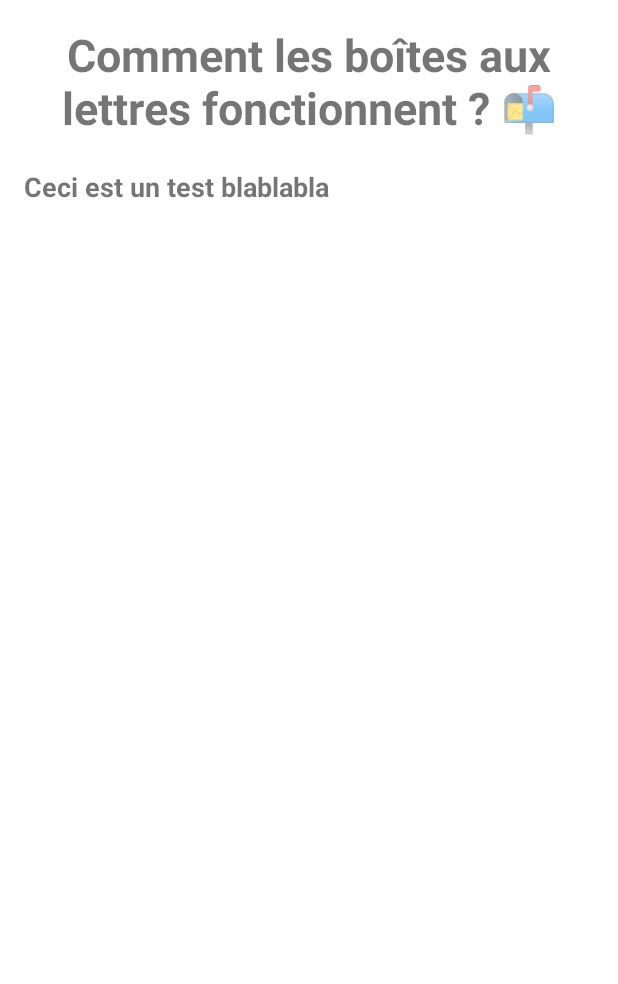
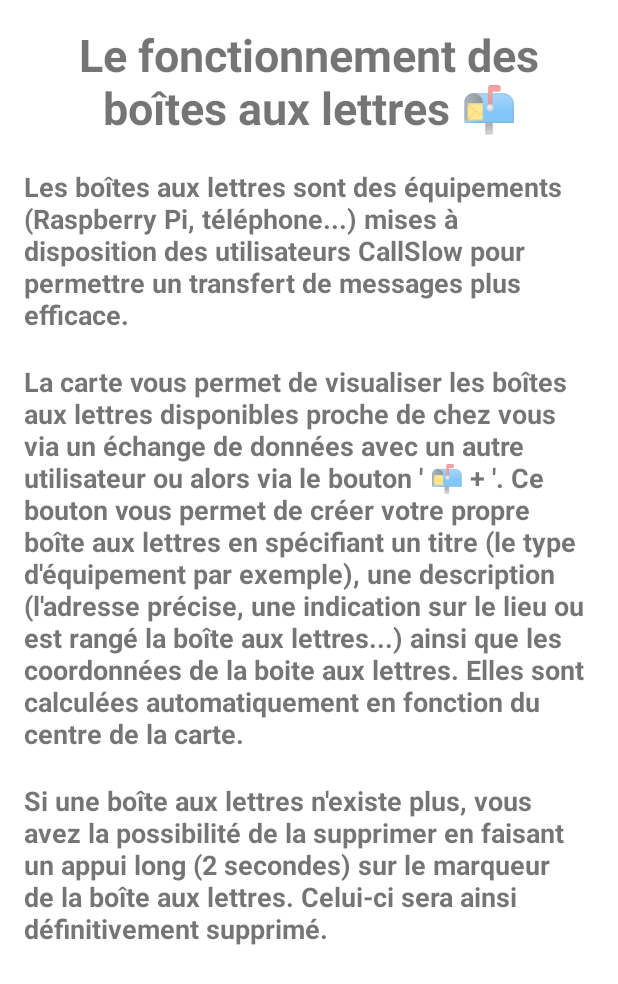
Before and after one commit to CallSlow/CallSlow, an Android app: the layout tuto_maps_popup.xml on its own in the app's theme, with its tools: preview values and no code run, on a phone screen of 412 x 824 dp. Shown: the top 984 px of the screen. Run offline under Robolectric (Android 15) with nearby library versions, the phone set to English and light mode, and no system bars.

Commit message:
Ajout du texte pour la popup d'aide de la carte

```diff
--- a/app/src/main/java/com/example/callslow/ui/maps/MapsFragment.java
+++ b/app/src/main/java/com/example/callslow/ui/maps/MapsFragment.java
@@ -154,7 +154,9 @@ public class MapsFragment extends Fragment implements OnClickListener {
         background.setAlpha(240);
 
         switch (type) {
+            //Si on clique sur le bouton formulaire
             case "formulaire":
+                //Si une popup existe déjà mais est cachée alors on la dismiss pour pouvoir en créer une nouvelle
                 if (popupWindow != null) {
                     popupWindow.dismiss();
                 }
@@ -197,13 +199,8 @@ public class MapsFragment extends Fragment implements OnClickListener {
     /**
      * Affiche la fenêtre popup pour l'ajout d'un nouveau point.
      */
-// Déclarez la variable popupType dans la classe contenant showPopup()
-
-
     public void showPopup(String type) {
-        System.out.println("Je passe dans le showpopup");
-
-        // Vérifiez si la popup actuelle correspond au type demandé
+        // Vérifier si la popup actuelle correspond au type demandé
         if (popupWindow != null && popupType.equals(type) && popupWindow.isShowing()) {
             // La popup actuelle est déjà affichée, pas besoin de faire quoi que ce soit
             return;
--- a/app/src/main/res/layout/tuto_maps_popup.xml
+++ b/app/src/main/res/layout/tuto_maps_popup.xml
@@ -8,7 +8,7 @@
         android:id="@+id/text_title"
         android:layout_width="wrap_content"
         android:layout_height="wrap_content"
-        android:text="Comment les boîtes aux lettres fonctionnent ? 📬"
+        android:text="Le fonctionnement des boîtes aux lettres 📬"
         android:textAlignment="center"
         android:textSize="30sp"
         android:textStyle="bold" />
@@ -18,10 +18,29 @@
         android:layout_width="wrap_content"
         android:layout_height="wrap_content"
         android:layout_below="@id/text_title"
-        android:text="Ceci est un test blablabla"
+        android:text="Les boîtes aux lettres sont des équipements (Raspberry Pi, téléphone...) mises à disposition des utilisateurs CallSlow pour permettre un transfert de messages plus efficace.  "
         android:layout_marginTop="20sp"
         android:textSize="18sp"
         android:textStyle="bold" />
 
+    <TextView
+        android:id="@+id/textView_name2"
+        android:layout_width="wrap_content"
+        android:layout_height="wrap_content"
+        android:layout_below="@id/textView_name"
+        android:layout_marginTop="20sp"
+        android:text="La carte vous permet de visualiser les boîtes aux lettres disponibles proche de chez vous via un échange de données avec un autre utilisateur ou alors via le bouton \' 📬 + \'. Ce bouton vous permet de créer votre propre boîte aux lettres en spécifiant un titre (le type d'équipement par exemple), une description (l'adresse précise, une indication sur le lieu ou est rangé la boîte aux lettres...) ainsi que les coordonnées de la boite aux lettres. Elles sont calculées automatiquement en fonction du centre de la carte."
+        android:textSize="18sp"
+        android:textStyle="bold" />
+
+    <TextView
+        android:id="@+id/textView_name3"
+        android:layout_width="wrap_content"
+        android:layout_height="wrap_content"
+        android:layout_below="@id/textView_name2"
+        android:layout_marginTop="20sp"
+        android:text="Si une boîte aux lettres n'existe plus, vous avez la possibilité de la supprimer en faisant un appui long (2 secondes) sur le marqueur de la boîte aux lettres. Celui-ci sera ainsi définitivement supprimé."
+        android:textSize="18sp"
+        android:textStyle="bold" />
 
 </RelativeLayout>
```
